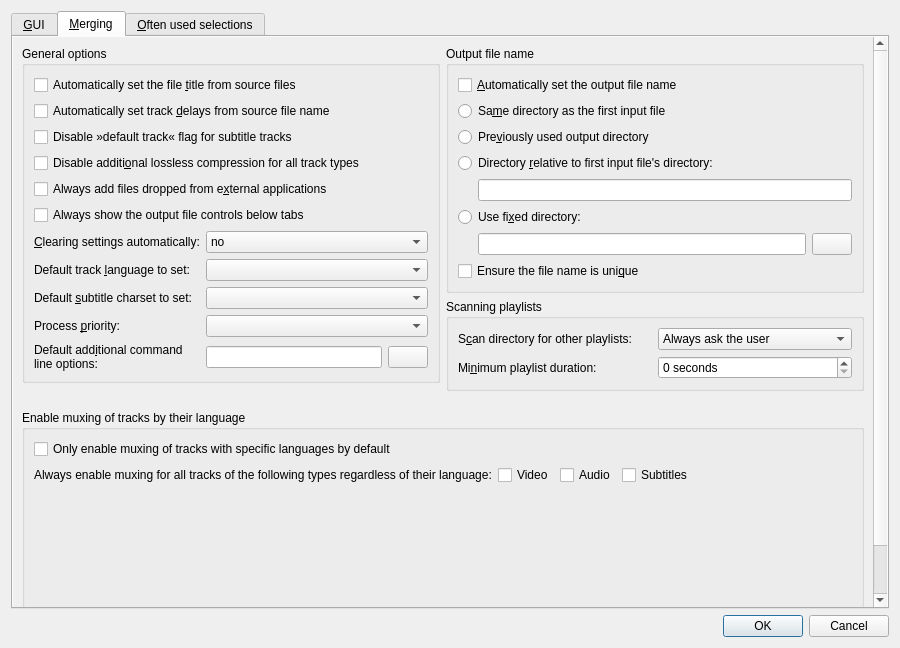
Old version of the form src/mkvtoolnix-gui/forms/main_window/preferences_dialog.ui in the repository jpsdr/MKVToolnix-Windows-7.
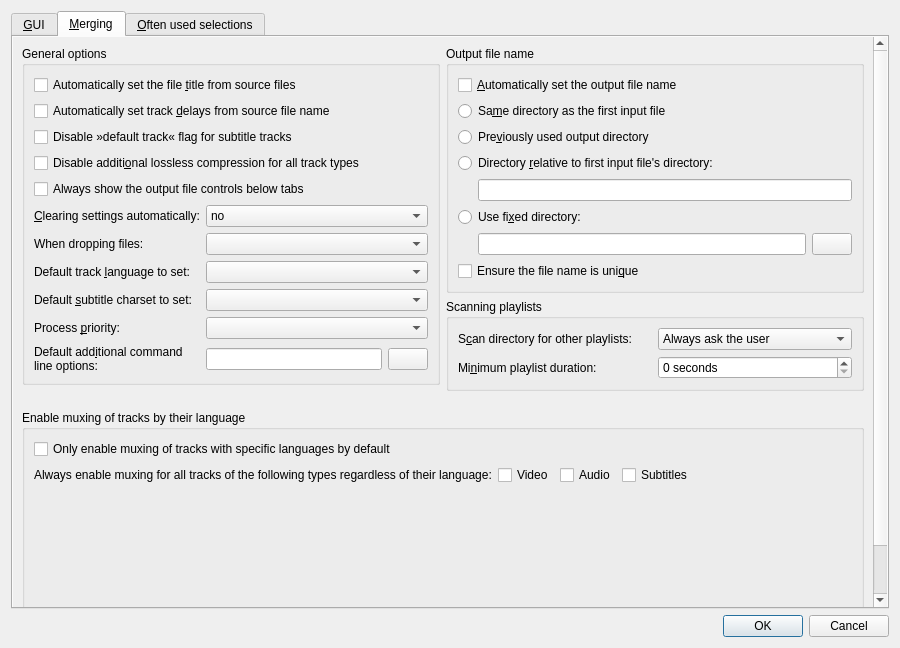
New version of the form. The open tabs and pages were chosen to show the change. Icons and pictures are not drawn. Custom widgets are drawn as their Qt base class.

Commit message:
GUI: merge: more options for »always do XYZ« when dropping files
Now the three actions »add to current settings«, »add all to new
settings« and »add each file its own new settings« can be set to be
always performed without asking the user.

Implements #1388.

Patch:
```diff
--- a/src/mkvtoolnix-gui/forms/main_window/preferences_dialog.ui
+++ b/src/mkvtoolnix-gui/forms/main_window/preferences_dialog.ui
@@ -417,13 +417,6 @@
                       </property>
                      </widget>
                     </item>
-                    <item>
-                     <widget class="QCheckBox" name="cbMAlwaysAddDroppedFiles">
-                      <property name="text">
-                       <string>Always add files dropped from e&amp;xternal applications</string>
-                      </property>
-                     </widget>
-                    </item>
                     <item>
                      <widget class="QCheckBox" name="cbMAlwaysShowOutputFileControls">
                       <property name="text">
@@ -433,7 +426,7 @@
                     </item>
                     <item>
                      <layout class="QGridLayout" name="gridLayout_2">
-                      <item row="4" column="1">
+                      <item row="5" column="1">
                        <layout class="QHBoxLayout" name="horizontalLayout_9">
                         <item>
                          <widget class="QLineEdit" name="leMDefaultAdditionalCommandLineOptions"/>
@@ -451,10 +444,10 @@
                         </item>
                        </layout>
                       </item>
-                      <item row="3" column="1">
+                      <item row="4" column="1">
                        <widget class="QComboBox" name="cbMProcessPriority"/>
                       </item>
-                      <item row="1" column="0">
+                      <item row="2" column="0">
                        <widget class="QLabel" name="label_12">
                         <property name="text">
                          <string>Default track &amp;language to set:</string>
@@ -464,7 +457,7 @@
                         </property>
                        </widget>
                       </item>
-                      <item row="3" column="0">
+                      <item row="4" column="0">
                        <widget class="QLabel" name="label_5">
                         <property name="text">
                          <string>Process &amp;priority:</string>
@@ -474,7 +467,7 @@
                         </property>
                        </widget>
                       </item>
-                      <item row="2" column="0">
+                      <item row="3" column="0">
                        <widget class="QLabel" name="label_4">
                         <property name="text">
                          <string>Default &amp;subtitle charset to set:</string>
@@ -484,7 +477,7 @@
                         </property>
                        </widget>
                       </item>
-                      <item row="4" column="0">
+                      <item row="5" column="0">
                        <widget class="QLabel" name="label_15">
                         <property name="text">
                          <string>Default add&amp;itional command line options:</string>
@@ -497,21 +490,8 @@
                         </property>
                        </widget>
                       </item>
-                      <item row="1" column="1">
-                       <widget class="mtx::gui::Util::LanguageComboBox" name="cbMDefaultTrackLanguage"/>
-                      </item>
                       <item row="2" column="1">
-                       <widget class="mtx::gui::Util::CharacterSetComboBox" name="cbMDefaultSubtitleCharset"/>
-                      </item>
-                      <item row="0" column="0">
-                       <widget class="QLabel" name="label_6">
-                        <property name="text">
-                         <string>&amp;Clearing settings automatically:</string>
-                        </property>
-                        <property name="buddy">
-                         <cstring>cbMClearMergeSettings</cstring>
-                        </property>
-                       </widget>
+                       <widget class="mtx::gui::Util::LanguageComboBox" name="cbMDefaultTrackLanguage"/>
                       </item>
                       <item row="0" column="1">
                        <widget class="QComboBox" name="cbMClearMergeSettings">
@@ -532,6 +512,30 @@
                         </item>
                        </widget>
                       </item>
+                      <item row="3" column="1">
+                       <widget class="mtx::gui::Util::CharacterSetComboBox" name="cbMDefaultSubtitleCharset"/>
+                      </item>
+                      <item row="0" column="0">
+                       <widget class="QLabel" name="label_6">
+                        <property name="text">
+                         <string>&amp;Clearing settings automatically:</string>
+                        </property>
+                        <property name="buddy">
+                         <cstring>cbMClearMergeSettings</cstring>
+                        </property>
+                       </widget>
+                      </item>
+                      <item row="1" column="0">
+                       <widget class="QLabel" name="label_13">
+                        <property name="text">
+                         <string>When dropping files:</string>
+                        </property>
+                       </widget>
+                      </item>
+                      <item row="1" column="1">
+                       <widget class="QComboBox" name="cbMAddingAppendingFilesPolicy">
+                       </widget>
+                      </item>
                      </layout>
                     </item>
                    </layout>
```
The commit also changes 9 other files.
